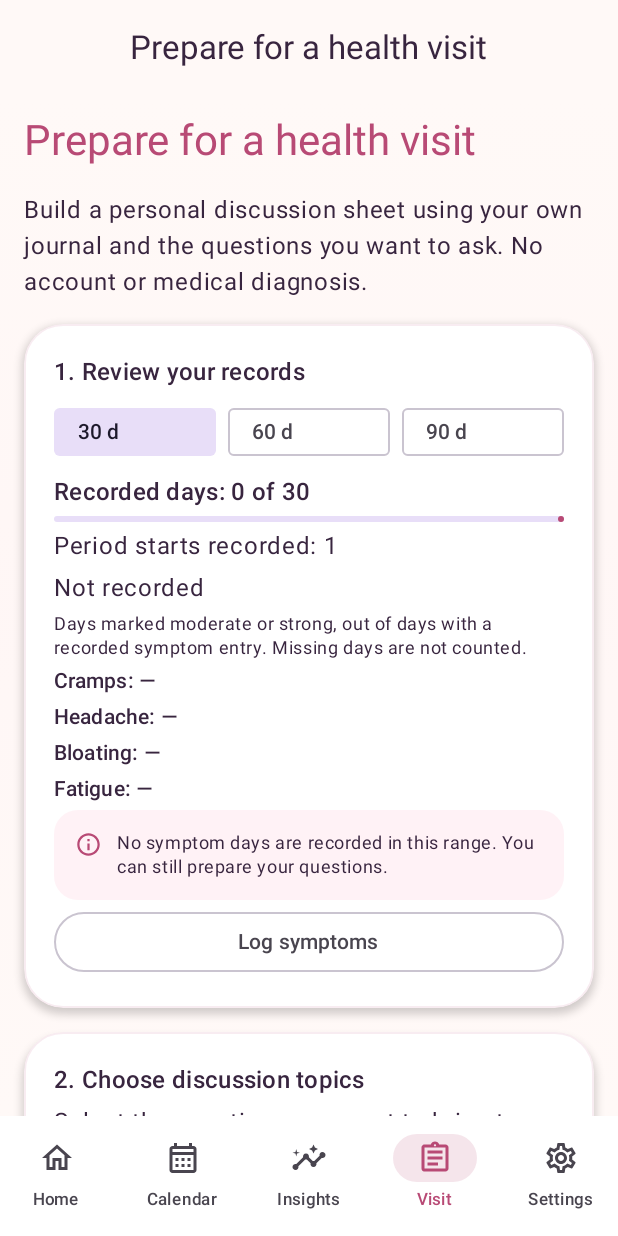
After one commit to mhmmad444410aa-ai/PeriodCalculator, an Android app built with Jetpack Compose: the VisitPrepScreen screen opened through its navigation route, on a phone screen of 412 x 824 dp. The commit adds this screen. Run offline under Robolectric (Android 15) with nearby library versions, the phone set to English and light mode, and no system bars; our stand-ins replace Room's generated code; 2 statements that could not run were skipped.

Commit message:
Add independent visit preparation workspace, optional local export, three locales and tested release pipeline for 1.0.6 [publish-huawei-release]

```diff
--- a/app/build.gradle.kts
+++ b/app/build.gradle.kts
@@ -14,8 +14,8 @@ android {
         applicationId = "com.mhmmad.periodcalculator"
         minSdk = 23
         targetSdk = 36
-        versionCode = 6
-        versionName = "1.0.5"
+        versionCode = 7
+        versionName = "1.0.6"
         testInstrumentationRunner = "androidx.test.runner.AndroidJUnitRunner"
         resourceConfigurations += listOf("en", "en-rGB", "ar", "pt-rBR")
         // Advertising IDs are not health data. Keep configuration outside sources.
--- /dev/null
+++ b/app/src/main/java/com/mhmmad/periodcalculator/domain/VisitSummary.kt
@@ -0,0 +1,15 @@
+package com.mhmmad.periodcalculator.domain
+
+data class VisitDay(val day: Long, val levels: List<Int>)
+data class VisitPeriod(val start: Long, val end: Long?)
+data class VisitSummary(val days: Int, val logged: Int, val periodStarts: Int, val completedLengths: List<Long>, val markedDays: List<Int>)
+object VisitSummaries {
+    fun build(today: Long, days: Int, periods: List<VisitPeriod>, entries: List<VisitDay>): VisitSummary {
+        require(days in 1..365)
+        val first = today - days + 1
+        val actual = entries.filter { it.day in first..today && it.levels.size == 4 && it.levels.all { n -> n in 0..3 } }.distinctBy { it.day }
+        val starts = periods.filter { it.start in first..today }.distinctBy { it.start }
+        val lengths = starts.mapNotNull { p -> p.end?.takeIf { it in p.start..today }?.let { it - p.start + 1 } }
+        return VisitSummary(days, actual.size, starts.size, lengths, (0..3).map { i -> actual.count { it.levels[i] >= 2 } })
+    }
+}
--- a/app/src/main/java/com/mhmmad/periodcalculator/ui/PeriodRoot.kt
+++ b/app/src/main/java/com/mhmmad/periodcalculator/ui/PeriodRoot.kt
@@ -24,7 +24,7 @@ import android.app.Activity
 import androidx.compose.ui.platform.LocalContext
 import com.mhmmad.periodcalculator.export.ExportActions
 
-private val tabs = listOf("home", "calendar", "insights", "settings")
+private val tabs = listOf("home", "calendar", "insights", "visit", "settings")
 
 @OptIn(ExperimentalMaterial3Api::class)
 @Composable
@@ -68,6 +68,7 @@ fun PeriodRoot(vm: PeriodViewModel, onUnlock: () -> Unit, canLock: () -> Boolean
         "history" -> R.string.history; "reminders" -> R.string.reminders
         "privacy" -> R.string.privacy
         "review" -> R.string.review_title
+        "visit" -> R.string.visit_title
         else -> R.string.app_name
     }
     Scaffold(
@@ -105,11 +106,11 @@ fun PeriodRoot(vm: PeriodViewModel, onUnlock: () -> Unit, canLock: () -> Boolean
                     tabs.forEach { route ->
                         val icon = when(route) {
                             "home" -> Icons.Outlined.Home; "calendar" -> Icons.Outlined.CalendarMonth
-                            "insights" -> Icons.Outlined.Insights; else -> Icons.Outlined.Settings
+                            "insights" -> Icons.Outlined.Insights; "visit" -> Icons.Outlined.Assignment; else -> Icons.Outlined.Settings
                         }
                         val label = when(route) {
                             "home" -> R.string.home; "calendar" -> R.string.calendar
-                            "insights" -> R.string.insights; else -> R.string.settings
+                            "insights" -> R.string.insights; "visit" -> R.string.visit_tab; else -> R.string.settings
                         }
                         NavigationBarItem(
                             selected = screen == route, onClick = { go(route) },
@@ -143,6 +144,7 @@ fun PeriodRoot(vm: PeriodViewModel, onUnlock: () -> Unit, canLock: () -> Boolean
                 composable("calendar") { CalendarScreen(periods, entries, vm) { day -> editingDay = day; go("symptoms") } }
                 composable("insights") { InsightsScreen(periods, entries, vm, onHistory = { go("history") },
                     onFertility = { go("fertility") }, onReview = { go("review") }) }
+                composable("visit") { VisitPrepScreen(periods, entries, onLog = { editingDay = java.time.LocalDate.now().toEpochDay(); go("symptoms") }) }
                 composable("review") { CycleReviewScreen(periods, entries) { day -> editingDay = day; go("symptoms") } }
                 composable("settings") { SettingsScreen(vm, prefs, canLock, onPrivacy = { go("privacy") },
                     onReminders = { go("reminders") }, onHistory = { go("history") }) }
--- /dev/null
+++ b/app/src/main/java/com/mhmmad/periodcalculator/ui/VisitPrepScreen.kt
@@ -0,0 +1,132 @@
+package com.mhmmad.periodcalculator.ui
+
+import android.widget.Toast
+import androidx.activity.compose.rememberLauncherForActivityResult
+import androidx.activity.result.contract.ActivityResultContracts
+import androidx.compose.foundation.layout.*
+import androidx.compose.foundation.selection.toggleable
+import androidx.compose.material3.*
+import androidx.compose.runtime.*
+import androidx.compose.ui.Alignment
+import androidx.compose.ui.Modifier
+import androidx.compose.ui.platform.LocalContext
+import androidx.compose.ui.res.stringResource
+import androidx.compose.ui.semantics.Role
+import androidx.compose.ui.unit.dp
+import com.mhmmad.periodcalculator.R
+import com.mhmmad.periodcalculator.data.DailyEntryEntity
+import com.mhmmad.periodcalculator.data.PeriodEntity
+import com.mhmmad.periodcalculator.domain.VisitDay
+import com.mhmmad.periodcalculator.domain.VisitPeriod
+import com.mhmmad.periodcalculator.domain.VisitSummaries
+import java.time.LocalDate
+
+@Composable
+fun VisitPrepScreen(periods: List<PeriodEntity>, entries: List<DailyEntryEntity>, onLog: () -> Unit) {
+    val context = LocalContext.current
+    val today = LocalDate.now().toEpochDay()
+    var days by remember { mutableIntStateOf(30) }
+    var picks by remember { mutableStateOf(setOf<Int>()) }
+    var note by remember { mutableStateOf("") }
+    var includeJournal by remember { mutableStateOf(false) }
+    var pending by remember { mutableStateOf<String?>(null) }
+    val questions = listOf(R.string.visit_q1, R.string.visit_q2, R.string.visit_q3, R.string.visit_q4, R.string.visit_q5)
+    val labels = listOf(R.string.cramps, R.string.headache, R.string.bloating, R.string.fatigue)
+    val report = remember(periods, entries, today, days) {
+        VisitSummaries.build(today, days, periods.map { VisitPeriod(it.startEpochDay, it.endEpochDay) },
+            entries.map { VisitDay(it.epochDay, listOf(it.cramps, it.headache, it.bloating, it.fatigue)) })
+    }
+    val coverage = stringResource(R.string.visit_coverage, report.logged, days)
+    val starts = stringResource(R.string.visit_starts, report.periodStarts)
+    val duration = if (report.completedLengths.isEmpty()) stringResource(R.string.visit_missing)
+        else stringResource(R.string.visit_length, report.completedLengths.minOrNull()!!, report.completedLengths.maxOrNull()!!)
+    val results = labels.mapIndexed { index, label ->
+        val name = stringResource(label)
+        if (report.logged == 0) "$name: —" else "$name: ${report.markedDays[index]} / ${report.logged}"
+    }
+    val questionText = questions.map { stringResource(it) }
+    val title = stringResource(R.string.visit_title)
+    val warning = stringResource(R.string.visit_notice)
+    val range = stringResource(R.string.visit_range_label, days)
+    val metricHint = stringResource(R.string.visit_metric)
+    val qHeading = stringResource(R.string.visit_questions)
+    val noteHeading = stringResource(R.string.visit_note)
+    val errorMessage = stringResource(R.string.visit_error)
+    val saved = stringResource(R.string.visit_saved)
+    val empty = stringResource(R.string.visit_missing)
+    val launcher = rememberLauncherForActivityResult(ActivityResultContracts.CreateDocument("text/plain")) { uri ->
+        val snapshot = pending
+        pending = null
+        if (uri != null && snapshot != null) {
+            val ok = runCatching {
+                val stream = context.contentResolver.openOutputStream(uri) ?: error("No output stream")
+                stream.use { it.write(snapshot.toByteArray(Charsets.UTF_8)) }
+            }.isSuccess
+            Toast.makeText(context, if (ok) saved else errorMessage, Toast.LENGTH_SHORT).show()
+        }
+    }
+    ScreenColumn {
+        Text(title, style = MaterialTheme.typography.headlineMedium, color = MaterialTheme.colorScheme.primary)
+        Text(stringResource(R.string.visit_intro))
+        Panel {
+            Subheading(stringResource(R.string.visit_step1))
+            Row(Modifier.fillMaxWidth(), horizontalArrangement = Arrangement.spacedBy(8.dp)) {
+                listOf(30, 60, 90).forEach { value ->
+                    FilterChip(selected = days == value, onClick = { days = value }, label = { Text(stringResource(R.string.visit_days, value)) }, modifier = Modifier.weight(1f))
+                }
+            }
+            Text(coverage, style = MaterialTheme.typography.titleMedium)
+            LinearProgressIndicator(progress = { report.logged.toFloat() / days }, modifier = Modifier.fillMaxWidth())
+            Text(starts)
+            Text(duration)
+            Text(metricHint, style = MaterialTheme.typography.bodySmall)
+            results.forEachIndexed { index, line ->
+                Text(line, style = MaterialTheme.typography.labelLarge)
+                if (report.logged > 0) LinearProgressIndicator(progress = { report.markedDays[index].toFloat() / report.logged }, modifier = Modifier.fillMaxWidth())
+            }
+            if (report.logged == 0) Notice(stringResource(R.string.visit_empty))
+            OutlinedButton(onClick = onLog, modifier = Modifier.fillMaxWidth()) { Text(stringResource(R.string.log_symptoms)) }
+        }
+        Panel {
+            Subheading(stringResource(R.string.visit_step2))
+            Text(stringResource(R.string.visit_pick_hint))
+            questionText.forEachIndexed { index, question ->
+                Row(Modifier.fillMaxWidth().heightIn(min = 48.dp).toggleable(value = index in picks, role = Role.Checkbox, onValueChange = { checked -> picks = if (checked) picks + index else picks - index }), verticalAlignment = Alignment.CenterVertically) {
+                    Checkbox(checked = index in picks, onCheckedChange = null)
+                    Text(question, modifier = Modifier.weight(1f).padding(start = 10.dp))
+                }
+            }
+            OutlinedTextField(value = note, onValueChange = { note = it.take(750) }, label = { Text(noteHeading) }, modifier = Modifier.fillMaxWidth(), minLines = 3)
+            Text(stringResource(R.string.visit_session), style = MaterialTheme.typography.bodySmall)
+        }
+        Panel {
+            Subheading(stringResource(R.string.visit_step3))
+            Row(Modifier.fillMaxWidth().heightIn(min = 48.dp).toggleable(value = includeJournal, role = Role.Checkbox, onValueChange = { includeJournal = it }), verticalAlignment = Alignment.CenterVertically) {
+                Checkbox(checked = includeJournal, onCheckedChange = null)
+                Text(stringResource(R.string.visit_include), modifier = Modifier.weight(1f).padding(start = 10.dp))
+            }
+            if (includeJournal) {
+                Text(range); Text(coverage); Text(starts); Text(duration)
+                Text(metricHint, style = MaterialTheme.typography.bodySmall)
+                results.forEach { Text(it) }
+            }
+            Text(qHeading, style = MaterialTheme.typography.titleSmall)
+            if (picks.isEmpty()) Text(empty) else picks.sorted().forEach { Text("• " + questionText[it]) }
+            if (note.isNotBlank()) Text(note)
+            Notice(stringResource(R.string.visit_export_warning))
+            Button(onClick = {
+                pending = buildString {
+                    appendLine(title); appendLine(LocalDate.ofEpochDay(today)); appendLine(warning)
+                    if (includeJournal) {
+                        appendLine(range); appendLine(coverage); appendLine(starts); appendLine(duration); appendLine(metricHint)
+                        results.forEach { appendLine(it) }
+                    }
+                    appendLine(qHeading); picks.sorted().forEach { appendLine("• " + questionText[it]) }
+                    if (note.isNotBlank()) { appendLine(noteHeading); appendLine(note.trim()) }
+                }
+                launcher.launch("visit-preparation.txt")
+            }, enabled = pending == null && (picks.isNotEmpty() || note.isNotBlank() || includeJournal), modifier = Modifier.fillMaxWidth()) { Text(stringResource(R.string.visit_export)) }
+            Notice(warning)
+        }
+    }
+}
--- /dev/null
+++ b/app/src/main/res/values/visit.xml
@@ -0,0 +1,32 @@
+<?xml version="1.0" encoding="utf-8"?>
+<resources>
+    <string name="visit_title">Prepare for a health visit</string>
+    <string name="visit_tab">Visit</string>
+    <string name="visit_intro">Build a personal discussion sheet using your own journal and the questions you want to ask. No account or medical diagnosis.</string>
+    <string name="visit_step1">1. Review your records</string>
+    <string name="visit_days">%1$d d</string>
+    <string name="visit_coverage">Recorded days: %1$d of %2$d</string>
+    <string name="visit_starts">Period starts recorded: %1$d</string>
+    <string name="visit_length">Completed bleeding durations: %1$d–%2$d days</string>
+    <string name="visit_missing">Not recorded</string>
+    <string name="visit_metric">Days marked moderate or strong, out of days with a recorded symptom entry. Missing days are not counted.</string>
+    <string name="visit_empty">No symptom days are recorded in this range. You can still prepare your questions.</string>
+    <string name="visit_step2">2. Choose discussion topics</string>
+    <string name="visit_pick_hint">Select the questions you want to bring to a healthcare professional.</string>
+    <string name="visit_q1">What changes in cycle timing should I discuss?</string>
+    <string name="visit_q2">How can I describe my bleeding or changes in flow?</string>
+    <string name="visit_q3">What should I discuss about pain or daily activities?</string>
+    <string name="visit_q4">Could sleep, fatigue or mood changes be worth discussing?</string>
+    <string name="visit_q5">What information should I track before a follow-up?</string>
+    <string name="visit_note">My own questions or notes</string>
+    <string name="visit_session">Questions and notes are kept in this screen session only. Export them before leaving if you want to keep them.</string>
+    <string name="visit_step3">3. Preview and save</string>
+    <string name="visit_include">Include my journal summary in the document</string>
+    <string name="visit_range_label">Last %1$d days</string>
+    <string name="visit_questions">Questions for my visit</string>
+    <string name="visit_export_warning">The exported text is not encrypted. Choose a private location, and share it only with someone you trust.</string>
+    <string name="visit_export">Save discussion sheet</string>
+    <string name="visit_notice">This tool organises your records and questions. It is not a diagnosis, medical advice or a substitute for professional care. Seek urgent care for severe or worrying symptoms.</string>
+    <string name="visit_error">Could not save the document.</string>
+    <string name="visit_saved">Document saved.</string>
+</resources>
```
Also changed, not shown: 8 other files.
